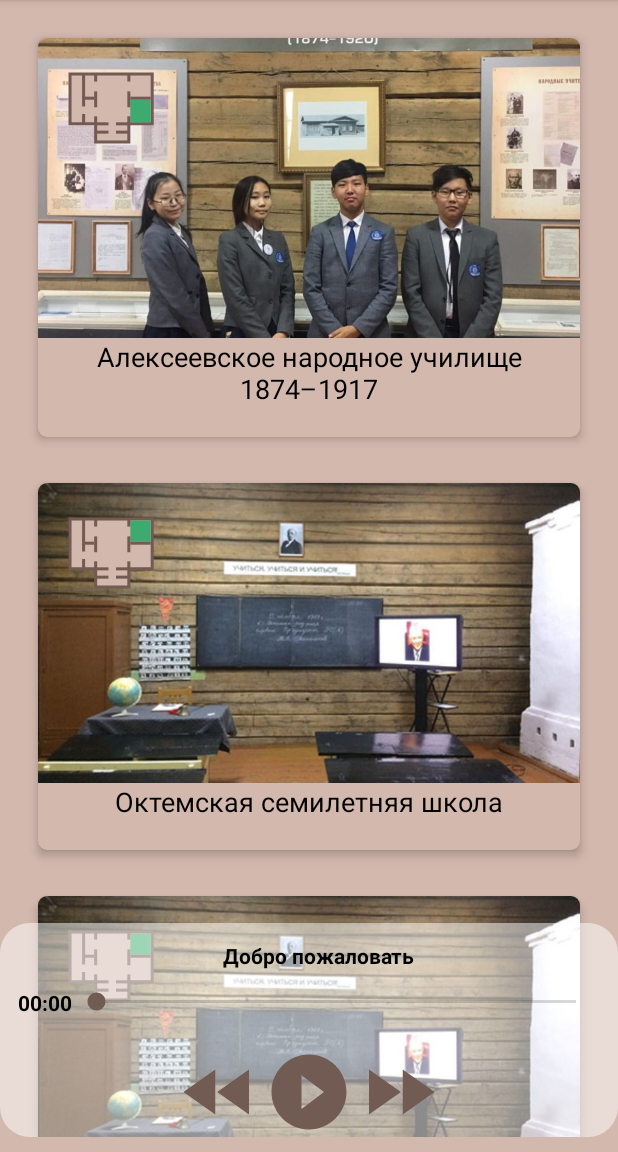
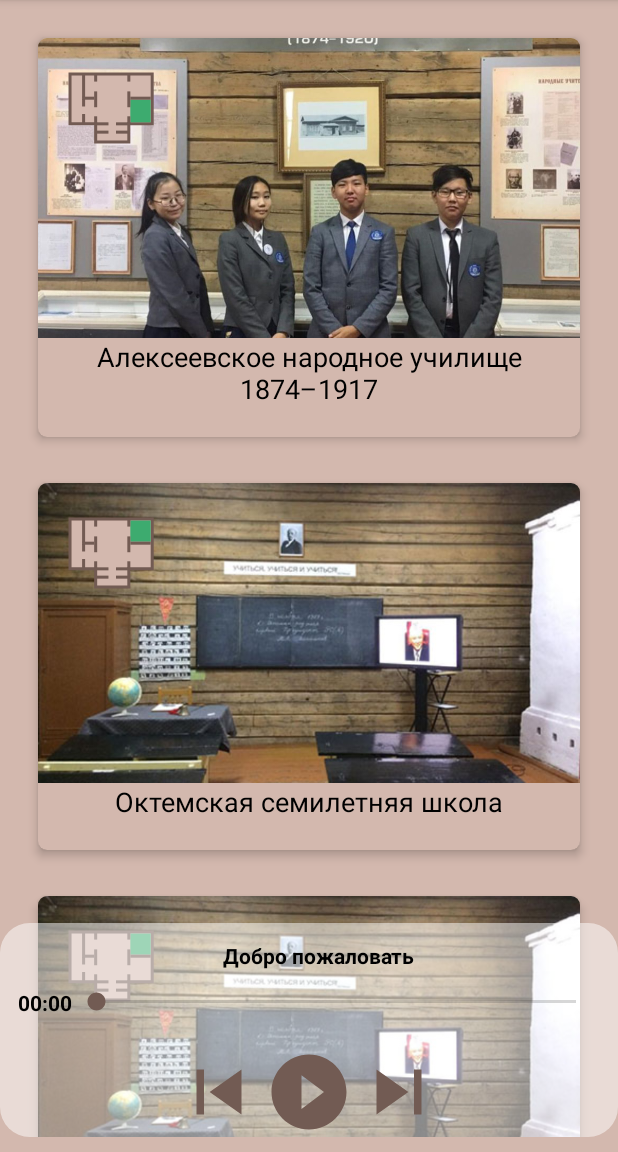
Before and after one commit to brearey/AudioGuide, an Android app: the screen it shows after launch (MainActivity), on a phone screen of 412 x 824 dp, the part 84-1236 px from its top. Run offline under Robolectric (Android 15) with nearby library versions, the phone set to English and light mode, and no system bars.

Commit message:
# prev song button # fix ui # change next prev buttons icons

```diff
--- a/app/src/main/java/ru/oktemsec/audioguide/MainActivity.kt
+++ b/app/src/main/java/ru/oktemsec/audioguide/MainActivity.kt
@@ -2,7 +2,6 @@
 
 package ru.oktemsec.audioguide
 
-import android.net.Uri
 import androidx.appcompat.app.AppCompatActivity
 import android.os.Bundle
 import android.widget.ImageView
@@ -17,10 +16,11 @@ class MainActivity : AppCompatActivity() {
     private lateinit var playerPosition: TextView
     private lateinit var btPlay: ImageView
     private lateinit var btPause: ImageView
-    private lateinit var btFf: ImageView
-    private lateinit var btRew: ImageView
+    private lateinit var btNext: ImageView
+    private lateinit var btPrev: ImageView
 
-    private val RESOURCE_PREFIX = "android.resource://ru.oktemsec.audioguide/"
+    // Player object
+    lateinit var player: SingletonPlayer
 
     override fun onCreate(savedInstanceState: Bundle?) {
         super.onCreate(savedInstanceState)
@@ -32,8 +32,8 @@ class MainActivity : AppCompatActivity() {
         playerPosition = findViewById(R.id.player_position)
         btPlay = findViewById(R.id.bt_play)
         btPause = findViewById(R.id.bt_pause)
-        btFf = findViewById(R.id.bt_ff)
-        btRew = findViewById(R.id.bt_rew)
+        btNext = findViewById(R.id.bt_next)
+        btPrev = findViewById(R.id.bt_prev)
 
         // List of songs
         val songsList: List<Sound> = listOf(
@@ -42,7 +42,7 @@ class MainActivity : AppCompatActivity() {
         )
 
         // Test singleton Player
-        val player = SingletonPlayer(this, songsList, playButton = btPlay, pauseButton = btPause, seekBar = seekBar, playerPosition = playerPosition, playerTitle = playerTitle)
+        player = SingletonPlayer(this, songsList, playButton = btPlay, pauseButton = btPause, seekBar = seekBar, playerPosition = playerPosition, playerTitle = playerTitle)
 
 
         btPlay.setOnClickListener {
@@ -53,13 +53,18 @@ class MainActivity : AppCompatActivity() {
             player.pause()
         }
 
-        btFf.setOnClickListener {
+        btNext.setOnClickListener {
             player.nextSong()
         }
 
-        btRew.setOnClickListener {
+        btPrev.setOnClickListener {
+            player.prevSong()
+        }
+    }
 
-        }
+    override fun onDestroy() {
+        super.onDestroy()
+        player.destroy()
     }
 }
 
--- a/app/src/main/res/drawable/ic_forward.xml
+++ b/app/src/main/res/drawable/ic_next.xml
@@ -1,5 +1,5 @@
 <vector android:height="24dp" android:tint="#725B53"
     android:viewportHeight="24" android:viewportWidth="24"
     android:width="24dp" xmlns:android="http://schemas.android.com/apk/res/android">
-    <path android:fillColor="@android:color/white" android:pathData="M4,18l8.5,-6L4,6v12zM13,6v12l8.5,-6L13,6z"/>
+    <path android:fillColor="@android:color/white" android:pathData="M6,18l8.5,-6L6,6v12zM16,6v12h2V6h-2z"/>
 </vector>
--- a/app/src/main/res/drawable/ic_rewind.xml
+++ b/app/src/main/res/drawable/ic_prev.xml
@@ -1,5 +1,5 @@
 <vector android:height="24dp" android:tint="#725B53"
     android:viewportHeight="24" android:viewportWidth="24"
     android:width="24dp" xmlns:android="http://schemas.android.com/apk/res/android">
-    <path android:fillColor="@android:color/white" android:pathData="M11,18L11,6l-8.5,6 8.5,6zM11.5,12l8.5,6L20,6l-8.5,6z"/>
+    <path android:fillColor="@android:color/white" android:pathData="M6,6h2v12L6,18zM9.5,12l8.5,6L18,6z"/>
 </vector>
--- a/app/src/main/res/layout/player.xml
+++ b/app/src/main/res/layout/player.xml
@@ -49,8 +49,8 @@
             <ImageView
                 android:layout_width="60dp"
                 android:layout_height="60dp"
-                android:id="@+id/bt_rew"
-                android:src="@drawable/ic_rewind"/>
+                android:id="@+id/bt_prev"
+                android:src="@drawable/ic_prev"/>
             <ImageView
                 android:layout_width="60dp"
                 android:layout_height="60dp"
@@ -65,8 +65,8 @@
             <ImageView
                 android:layout_width="60dp"
                 android:layout_height="60dp"
-                android:id="@+id/bt_ff"
-                android:src="@drawable/ic_forward"/>
+                android:id="@+id/bt_next"
+                android:src="@drawable/ic_next"/>
 
         </LinearLayout>
     </LinearLayout>
```
Also changed, not shown: app/src/main/java/ru/oktemsec/audioguide/SingletonPlayer.kt (+33 -3 lines).
